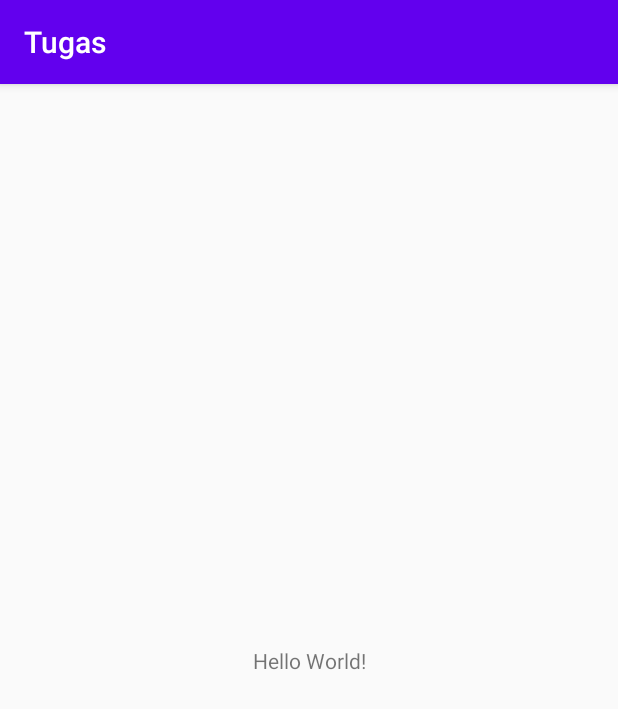
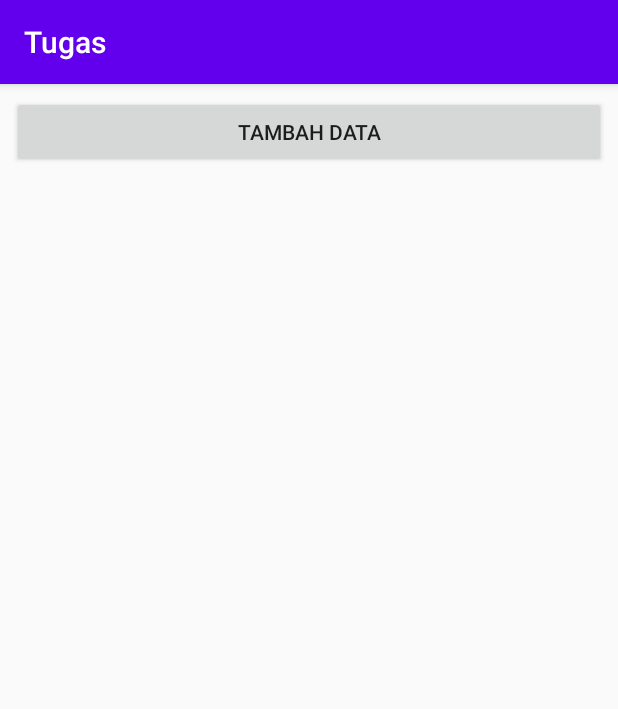
Before and after one commit to aditya-wiguna/tugas-android, an Android app: the screen it shows after launch (MainActivity), on a phone screen of 412 x 824 dp. Shown: the top 709 px of the screen. Run offline under Robolectric (Android 15) with nearby library versions, the phone set to English and light mode, and no system bars; our stand-ins replace ButterKnife, Room's generated code.

Commit message:
add pkntl ini

```diff
--- a/app/build.gradle
+++ b/app/build.gradle
@@ -41,4 +41,5 @@ dependencies {
     annotationProcessor 'com.jakewharton:butterknife-compiler:10.1.0'
     implementation "android.arch.persistence.room:runtime:1.0.0"
     annotationProcessor "android.arch.persistence.room:compiler:1.0.0"
+    implementation 'androidx.recyclerview:recyclerview:1.1.0'
 }
--- a/app/src/main/AndroidManifest.xml
+++ b/app/src/main/AndroidManifest.xml
@@ -9,6 +9,9 @@
         android:roundIcon="@mipmap/ic_launcher_round"
         android:supportsRtl="true"
         android:theme="@style/AppTheme">
+        <activity android:name=".FormActivity">
+
+        </activity>
         <activity android:name=".MainActivity">
             <intent-filter>
                 <action android:name="android.intent.action.MAIN" />
--- a/app/src/main/java/com/adityawiguna/tugas/MainActivity.java
+++ b/app/src/main/java/com/adityawiguna/tugas/MainActivity.java
@@ -1,14 +1,97 @@
 package com.adityawiguna.tugas;
 
+import androidx.annotation.NonNull;
 import androidx.appcompat.app.AppCompatActivity;
+import androidx.recyclerview.widget.LinearLayoutManager;
+import androidx.recyclerview.widget.RecyclerView;
+import androidx.room.Room;
 
+import android.Manifest;
+import android.content.Intent;
+import android.content.pm.PackageManager;
+import android.os.Build;
 import android.os.Bundle;
+import android.widget.Button;
+
+import com.adityawiguna.tugas.model.Mahasiswa;
+import com.adityawiguna.tugas.utils.AppDatabase;
+import com.adityawiguna.tugas.utils.MahasiswaAdapter;
+
+import java.util.ArrayList;
+import java.util.List;
+
+import butterknife.BindView;
+import butterknife.ButterKnife;
+import butterknife.OnClick;
 
 public class MainActivity extends AppCompatActivity {
+
+    @BindView(R.id.btn_insert)
+    Button btnInsert;
+
+    @BindView(R.id.rv_mahasiswa)
+    RecyclerView rvMahasiswa;
+
+    AppDatabase db;
+    List<Mahasiswa> mahasiswaList = new ArrayList<>();
+    MahasiswaAdapter mahasiswaAdapter;
+
+    @OnClick(R.id.btn_insert)
+    public void setBtnInsert(){
+        Intent intent = new Intent(MainActivity.this, FormActivity.class);
+        intent.putExtra("mode", "insert");
+        startActivity(intent);
+    }
 
     @Override
     protected void onCreate(Bundle savedInstanceState) {
         super.onCreate(savedInstanceState);
         setContentView(R.layout.activity_main);
+
+        ButterKnife.bind(this);
+        db = Room.databaseBuilder(getApplicationContext(), AppDatabase.class,"mahasiswa").allowMainThreadQueries().build();
+
+        if (Build.VERSION.SDK_INT >= Build.VERSION_CODES.M &&
+                checkSelfPermission(Manifest.permission.WRITE_EXTERNAL_STORAGE) != PackageManager.PERMISSION_GRANTED) {
+            requestPermissions(new String[]{
+                    Manifest.permission.WRITE_EXTERNAL_STORAGE
+            }, 1);
+        }
+
+        fetchDataMahasiswa();
+        initRecyclerView();
+        setAdapter();
     }
+
+    @Override
+    protected void onResume() {
+        super.onResume();
+        fetchDataMahasiswa();
+        initRecyclerView();
+        setAdapter();
+    }
+
+    @Override
+    public void onRequestPermissionsResult(int requestCode, @NonNull String[] permissions, @NonNull int[] grantResults) {
+        super.onRequestPermissionsResult(requestCode, permissions, grantResults);
+    }
+
+    private void fetchDataMahasiswa() {
+        db = Room.databaseBuilder(getApplicationContext(),
+                AppDatabase.class,"mahasiswa").allowMainThreadQueries().build();
+        mahasiswaList = db.mahasiswaDao().getAll();
+    }
+
+    private void initRecyclerView() {
+        rvMahasiswa.setHasFixedSize(true);
+        LinearLayoutManager llm = new LinearLayoutManager(this);
+        llm.setOrientation(LinearLayoutManager.VERTICAL);
+        rvMahasiswa.setLayoutManager(llm);
+        mahasiswaAdapter = new MahasiswaAdapter(this,mahasiswaList);
+    }
+
+    private void setAdapter() {
+        rvMahasiswa.setAdapter(mahasiswaAdapter);
+    }
+
 }
--- /dev/null
+++ b/app/src/main/java/com/adityawiguna/tugas/utils/AppDatabase.java
@@ -0,0 +1,11 @@
+package com.adityawiguna.tugas.utils;
+
+import androidx.room.Database;
+import androidx.room.RoomDatabase;
+
+import com.adityawiguna.tugas.model.Mahasiswa;
+
+@Database(entities = {Mahasiswa.class}, version = 1)
+public abstract class AppDatabase extends RoomDatabase {
+    public abstract MahasiswaDao mahasiswaDao();
+}
--- /dev/null
+++ b/app/src/main/java/com/adityawiguna/tugas/utils/MahasiswaDao.java
@@ -0,0 +1,32 @@
+package com.adityawiguna.tugas.utils;
+
+import androidx.room.Dao;
+import androidx.room.Delete;
+import androidx.room.Insert;
+import androidx.room.Query;
+import androidx.room.Update;
+
+import com.adityawiguna.tugas.model.Mahasiswa;
+
+import java.util.List;
+
+@Dao
+public interface MahasiswaDao {
+
+    @Query("SELECT * FROM mahasiswa")
+    List<Mahasiswa> getAll();
+
+    @Insert
+    void insertAll(Mahasiswa... mahasiswa);
+
+    @Query("SELECT * FROM mahasiswa WHERE nim LIKE :nim ")
+    Mahasiswa findByNim(String nim);
+
+
+    @Delete
+    public void deleteMahasiswa(Mahasiswa... mahasiswas);
+
+    @Update
+    public void update(Mahasiswa mahasiswa);
+
+}
--- a/app/src/main/res/layout/activity_main.xml
+++ b/app/src/main/res/layout/activity_main.xml
@@ -1,18 +1,23 @@
 <?xml version="1.0" encoding="utf-8"?>
-<androidx.constraintlayout.widget.ConstraintLayout xmlns:android="http://schemas.android.com/apk/res/android"
+<LinearLayout
+    xmlns:android="http://schemas.android.com/apk/res/android"
     xmlns:app="http://schemas.android.com/apk/res-auto"
     xmlns:tools="http://schemas.android.com/tools"
     android:layout_width="match_parent"
     android:layout_height="match_parent"
-    tools:context=".MainActivity">
+    tools:context=".MainActivity"
+    android:orientation="vertical"
+    android:layout_margin="8dp">
 
-    <TextView
-        android:layout_width="wrap_content"
+    <Button
+        android:layout_width="match_parent"
         android:layout_height="wrap_content"
-        android:text="Hello World!"
-        app:layout_constraintBottom_toBottomOf="parent"
-        app:layout_constraintLeft_toLeftOf="parent"
-        app:layout_constraintRight_toRightOf="parent"
-        app:layout_constraintTop_toTopOf="parent" />
+        android:text="Tambah Data"
+        android:id="@+id/btn_insert"/>
 
-</androidx.constraintlayout.widget.ConstraintLayout>
+    <androidx.recyclerview.widget.RecyclerView
+        android:layout_width="match_parent"
+        android:layout_height="wrap_content"
+        android:id="@+id/rv_mahasiswa"/>
+
+</LinearLayout>
```
Also changed, not shown: app/src/main/java/com/adityawiguna/tugas/FormActivity.java (added, +193 -0 lines), app/src/main/java/com/adityawiguna/tugas/model/Mahasiswa.java (added, +62 -0 lines), app/src/main/java/com/adityawiguna/tugas/utils/ImageProcess.java (added, +42 -0 lines), app/src/main/java/com/adityawiguna/tugas/utils/MahasiswaAdapter.java (added, +93 -0 lines), app/src/main/res/layout/activity_form.xml (added, +110 -0 lines), app/src/main/res/layout/item_mahasiswa.xml (added, +35 -0 lines).
